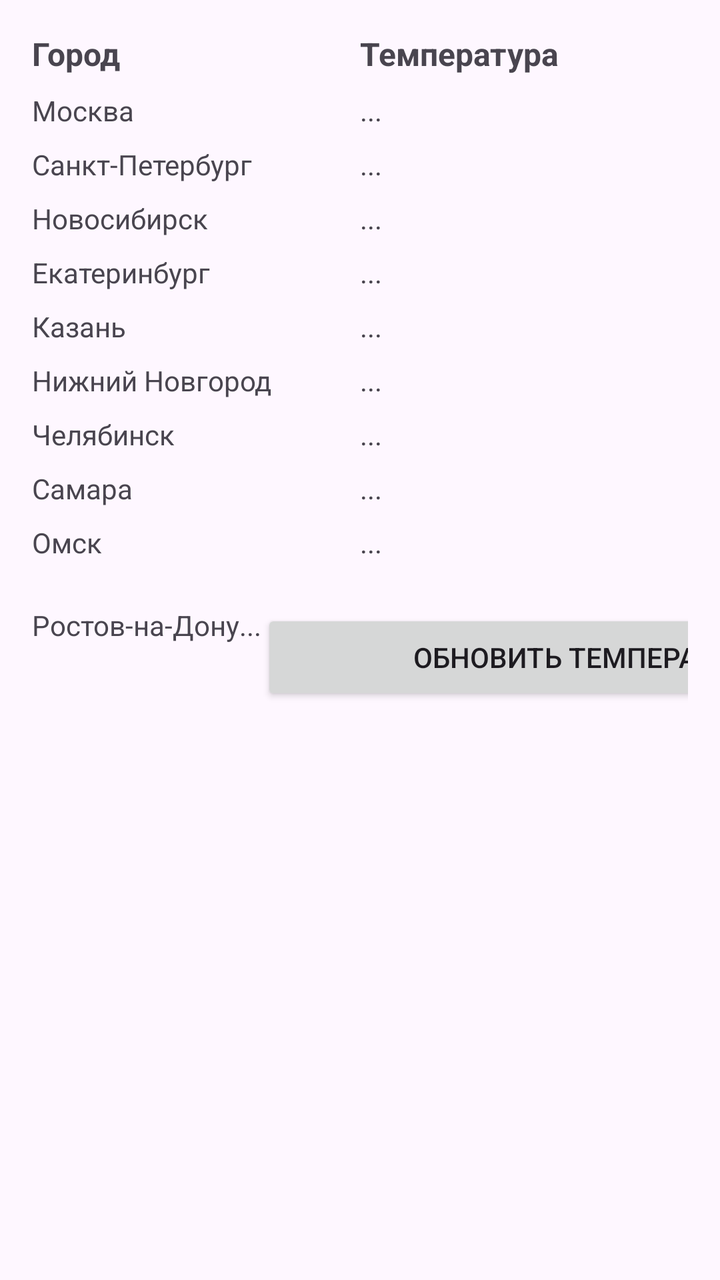
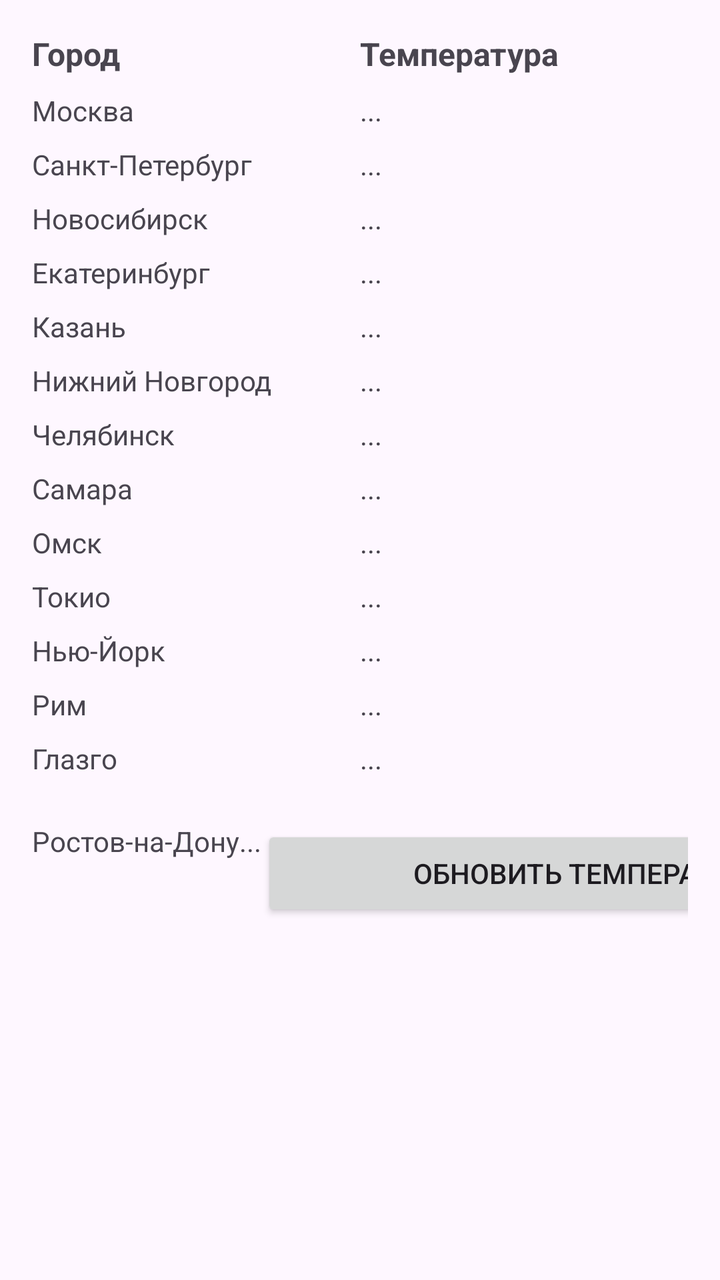

Before-and-after screenshots of an Android layout around one commit, followed by the original layout XML and the change that was made.
<!-- AndroidManifest.xml: application theme Theme.Weather -->
<!-- res/layout/activity_main.xml -->
<?xml version="1.0" encoding="utf-8"?>
<ScrollView
    android:id="@+id/main"
    xmlns:android="http://schemas.android.com/apk/res/android"
    android:layout_width="match_parent"
    android:layout_height="match_parent">

    <LinearLayout
        android:layout_width="match_parent"
        android:layout_height="wrap_content"
        android:orientation="vertical"
        android:padding="16dp">

        
        <LinearLayout
            android:layout_width="match_parent"
            android:layout_height="wrap_content"
            android:orientation="horizontal">

            <TextView
                android:layout_width="0dp"
                android:layout_weight="1"
                android:text="Город"
                android:textStyle="bold"
                android:textSize="16sp"
                android:layout_height="wrap_content" />

            <TextView
                android:layout_width="0dp"
                android:layout_weight="1"
                android:text="Температура"
                android:textStyle="bold"
                android:textSize="16sp"
                android:layout_height="wrap_content" />
        </LinearLayout>

        
        <LinearLayout
            android:layout_width="match_parent"
            android:layout_height="wrap_content"
            android:orientation="horizontal"
            android:paddingTop="8dp">
            <TextView
                android:layout_width="0dp"
                android:layout_weight="1"
                android:text="Москва"
                android:layout_height="wrap_content"/>
            <TextView
                android:id="@+id/moscow_temp"
                android:layout_width="0dp"
                android:layout_weight="1"
                android:text="..."
                android:layout_height="wrap_content"/>
        </LinearLayout>

        <LinearLayout
            android:layout_width="match_parent"
            android:layout_height="wrap_content"
            android:orientation="horizontal"
            android:paddingTop="8dp">
            <TextView
                android:layout_width="0dp"
                android:layout_weight="1"
                android:text="Санкт-Петербург"
                android:layout_height="wrap_content"/>
            <TextView
                android:id="@+id/spb_temp"
                android:layout_width="0dp"
                android:layout_weight="1"
                android:text="..."
                android:layout_height="wrap_content"/>
        </LinearLayout>

        <LinearLayout
            android:layout_width="match_parent"
            android:layout_height="wrap_content"
            android:orientation="horizontal"
            android:paddingTop="8dp">
            <TextView
                android:layout_width="0dp"
                android:layout_weight="1"
                android:text="Новосибирск"
                android:layout_height="wrap_content"/>
            <TextView
                android:id="@+id/novosib_temp"
                android:layout_width="0dp"
                android:layout_weight="1"
                android:text="..."
                android:layout_height="wrap_content"/>
        </LinearLayout>

        <LinearLayout
            android:layout_width="match_parent"
            android:layout_height="wrap_content"
            android:orientation="horizontal"
            android:paddingTop="8dp">
            <TextView
                android:layout_width="0dp"
                android:layout_weight="1"
                android:text="Екатеринбург"
                android:layout_height="wrap_content"/>
            <TextView
                android:id="@+id/ekb_temp"
                android:layout_width="0dp"
                android:layout_weight="1"
                android:text="..."
                android:layout_height="wrap_content"/>
        </LinearLayout>

        <LinearLayout
            android:layout_width="match_parent"
            android:layout_height="wrap_content"
            android:orientation="horizontal"
            android:paddingTop="8dp">
            <TextView
                android:layout_width="0dp"
                android:layout_weight="1"
                android:text="Казань"
                android:layout_height="wrap_content"/>
            <TextView
                android:id="@+id/kazan_temp"
                android:layout_width="0dp"
                android:layout_weight="1"
                android:text="..."
                android:layout_height="wrap_content"/>
        </LinearLayout>

        <LinearLayout
            android:layout_width="match_parent"
            android:layout_height="wrap_content"
            android:orientation="horizontal"
            android:paddingTop="8dp">
            <TextView
                android:layout_width="0dp"
                android:layout_weight="1"
                android:text="Нижний Новгород"
                android:layout_height="wrap_content"/>
            <TextView
                android:id="@+id/nn_temp"
                android:layout_width="0dp"
                android:layout_weight="1"
                android:text="..."
                android:layout_height="wrap_content"/>
        </LinearLayout>

        <LinearLayout
            android:layout_width="match_parent"
            android:layout_height="wrap_content"
            android:orientation="horizontal"
            android:paddingTop="8dp">
            <TextView
                android:layout_width="0dp"
                android:layout_weight="1"
                android:text="Челябинск"
                android:layout_height="wrap_content"/>
            <TextView
                android:id="@+id/chelyabinsk_temp"
                android:layout_width="0dp"
                android:layout_weight="1"
                android:text="..."
                android:layout_height="wrap_content"/>
        </LinearLayout>

        <LinearLayout
            android:layout_width="match_parent"
            android:layout_height="wrap_content"
            android:orientation="horizontal"
            android:paddingTop="8dp">
            <TextView
                android:layout_width="0dp"
                android:layout_weight="1"
                android:text="Самара"
                android:layout_height="wrap_content"/>
            <TextView
                android:id="@+id/samara_temp"
                android:layout_width="0dp"
                android:layout_weight="1"
                android:text="..."
                android:layout_height="wrap_content"/>
        </LinearLayout>

        <LinearLayout
            android:layout_width="match_parent"
            android:layout_height="wrap_content"
            android:orientation="horizontal"
            android:paddingTop="8dp">
            <TextView
                android:layout_width="0dp"
                android:layout_weight="1"
                android:text="Омск"
                android:layout_height="wrap_content"/>
            <TextView
                android:id="@+id/omsk_temp"
                android:layout_width="0dp"
                android:layout_weight="1"
                android:text="..."
                android:layout_height="wrap_content"/>
        </LinearLayout>

        <LinearLayout
            android:layout_width="match_parent"
            android:layout_height="wrap_content"
            android:orientation="horizontal"
            android:paddingTop="8dp">
            <TextView
                android:layout_width="0dp"
                android:layout_weight="1"
                android:text="Ростов-на-Дону"
                android:layout_height="wrap_content"/>
            <TextView
                android:id="@+id/rostov_temp"
                android:layout_width="0dp"
                android:layout_weight="1"
                android:text="..."
                android:layout_height="wrap_content"/>

            
            <Button
                android:id="@+id/btn_update"
                android:layout_width="match_parent"
                android:layout_height="wrap_content"
                android:text="Обновить температуру"
                android:layout_marginTop="16dp"/>

        </LinearLayout>

    </LinearLayout>
</ScrollView>
<!-- resources referenced by this layout -->
<resources>
  <style name="Theme.Weather" parent="Base.Theme.Weather" />
  <style name="Base.Theme.Weather" parent="Theme.Material3.DayNight.NoActionBar">
          
          
      </style>
</resources>

<!-- the commit's change to res/layout/activity_main.xml (unified diff, before → after) -->
@@ -191,6 +191,81 @@
                 android:layout_height="wrap_content"/>
             <TextView
                 android:id="@+id/omsk_temp"
+                android:layout_width="0dp"
+                android:layout_weight="1"
+                android:text="..."
+                android:layout_height="wrap_content"/>
+        </LinearLayout>
+
+
+        <LinearLayout
+            android:layout_width="match_parent"
+            android:layout_height="wrap_content"
+            android:orientation="horizontal"
+            android:paddingTop="8dp">
+            <TextView
+                android:layout_width="0dp"
+                android:layout_weight="1"
+                android:text="Токио"
+                android:layout_height="wrap_content"/>
+            <TextView
+                android:id="@+id/tokyo_temp"
+                android:layout_width="0dp"
+                android:layout_weight="1"
+                android:text="..."
+                android:layout_height="wrap_content"/>
+        </LinearLayout>
+
+
+        <LinearLayout
+            android:layout_width="match_parent"
+            android:layout_height="wrap_content"
+            android:orientation="horizontal"
+            android:paddingTop="8dp">
+            <TextView
+                android:layout_width="0dp"
+                android:layout_weight="1"
+                android:text="Нью-Йорк"
+                android:layout_height="wrap_content"/>
+            <TextView
+                android:id="@+id/ny_temp"
+                android:layout_width="0dp"
+                android:layout_weight="1"
+                android:text="..."
+                android:layout_height="wrap_content"/>
+        </LinearLayout>
+
+
+        <LinearLayout
+            android:layout_width="match_parent"
+            android:layout_height="wrap_content"
+            android:orientation="horizontal"
+            android:paddingTop="8dp">
+            <TextView
+                android:layout_width="0dp"
+                android:layout_weight="1"
+                android:text="Рим"
+                android:layout_height="wrap_content"/>
+            <TextView
+                android:id="@+id/roma_temp"
+                android:layout_width="0dp"
+                android:layout_weight="1"
+                android:text="..."
+                android:layout_height="wrap_content"/>
+        </LinearLayout>
+
+        <LinearLayout
+            android:layout_width="match_parent"
+            android:layout_height="wrap_content"
+            android:orientation="horizontal"
+            android:paddingTop="8dp">
+            <TextView
+                android:layout_width="0dp"
+                android:layout_weight="1"
+                android:text="Глазго"
+                android:layout_height="wrap_content"/>
+            <TextView
+                android:id="@+id/glasgow_temp"
                 android:layout_width="0dp"
                 android:layout_weight="1"
                 android:text="..."
